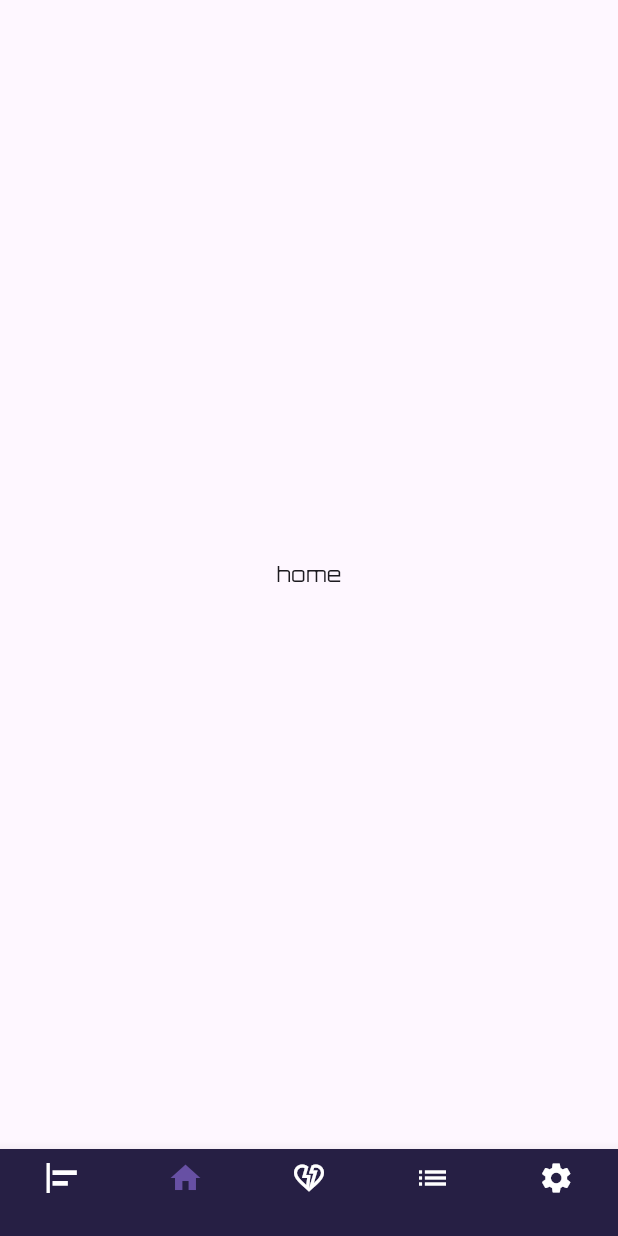
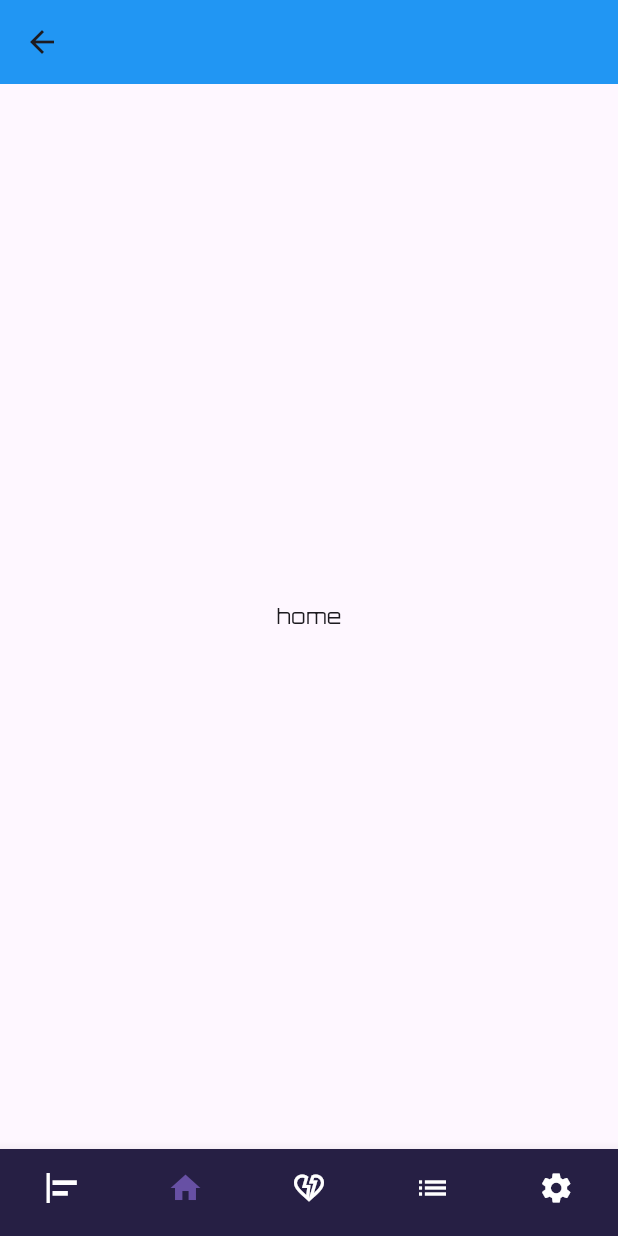
Before and after one commit to MeladShawky/Music-app, a Flutter app: the HomeScreen screen opened by its route, item 2 of the bottom bar chosen, on a phone screen of 412 x 824 dp. Run offline on Flutter 3.47's test engine with Material 3 defaults, Android fonts, the phone set to English and light mode, and no system bars.

Commit message:
desing home page part 5 (make HomePage)

```diff
--- a/lib/controller/home_controller.dart
+++ b/lib/controller/home_controller.dart
@@ -1,4 +1,5 @@
 import 'package:flutter/material.dart';
+import 'package:music_app/features/home/screens/home_page.dart';
 
 
 class HomeController{
@@ -13,9 +14,7 @@ class HomeController{
     Scaffold(
       body: Center(child: Text('align_horizontal_left'),),
     ),
-    Scaffold(
-      body: Center(child: Text('home'),),
-    ),
+    HomePage(),
     Scaffold(
       body: Center(child: Text('heart_broken_outlined'),),
     ),
--- /dev/null
+++ b/lib/features/home/screens/home_page.dart
@@ -0,0 +1,15 @@
+import 'package:flutter/material.dart';
+
+class HomePage extends StatelessWidget {
+  const HomePage({Key? key}) : super(key: key);
+
+  @override
+  Widget build(BuildContext context) {
+    return Scaffold(
+      appBar: AppBar(
+        backgroundColor: Colors.blue,
+      ),
+      body: Center(child: Text('home'),),
+    );
+  }
+}
--- a/lib/features/home/widgets/custom_bottom_navigation_bar.dart
+++ b/lib/features/home/widgets/custom_bottom_navigation_bar.dart
@@ -9,6 +9,8 @@ class CustomBottomNavigationBar extends StatelessWidget {
   @override
   Widget build(BuildContext context) {
     return BottomNavigationBar(
+      showSelectedLabels: false,
+      showUnselectedLabels: false,
       unselectedItemColor: ColorMangers.kWhite,
       onTap: onTap,
       currentIndex: index,
```
